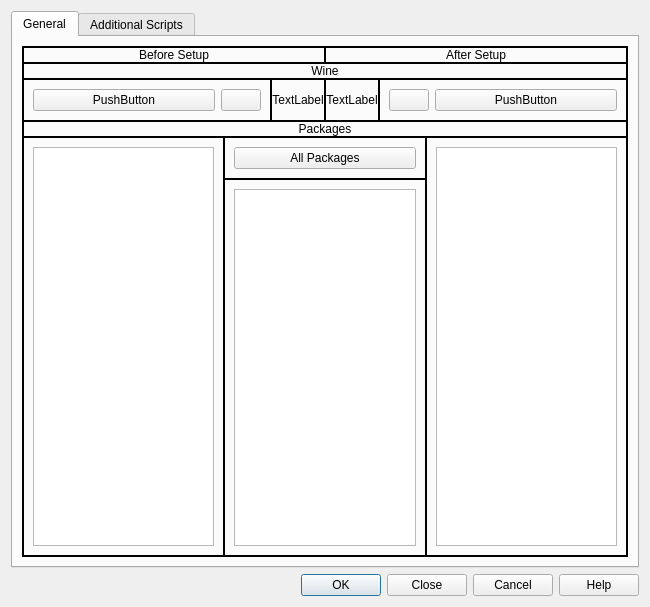
First picture: the form in src/editsolutiondialog.ui, repository LLIAKAJL/WineWizard, before the edit.
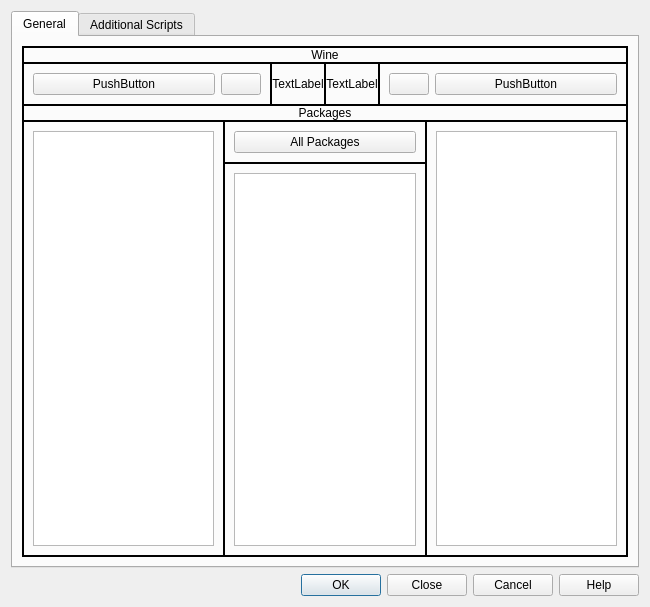
Second picture: the form after the edit.

Patch:
```diff
--- a/src/editsolutiondialog.ui
+++ b/src/editsolutiondialog.ui
@@ -48,39 +48,6 @@
           <property name="bottomMargin">
            <number>0</number>
           </property>
-          <item>
-           <layout class="QHBoxLayout" name="horizontalLayout">
-            <property name="spacing">
-             <number>0</number>
-            </property>
-            <item>
-             <widget class="QLabel" name="bHeader">
-              <property name="frameShape">
-               <enum>QFrame::Box</enum>
-              </property>
-              <property name="text">
-               <string>Before Setup</string>
-              </property>
-              <property name="alignment">
-               <set>Qt::AlignCenter</set>
-              </property>
-             </widget>
-            </item>
-            <item>
-             <widget class="QLabel" name="aHeader">
-              <property name="frameShape">
-               <enum>QFrame::Box</enum>
-              </property>
-              <property name="text">
-               <string>After Setup</string>
-              </property>
-              <property name="alignment">
-               <set>Qt::AlignCenter</set>
-              </property>
-             </widget>
-            </item>
-           </layout>
-          </item>
           <item>
            <widget class="QLabel" name="wineHeader">
             <property name="frameShape">
```
